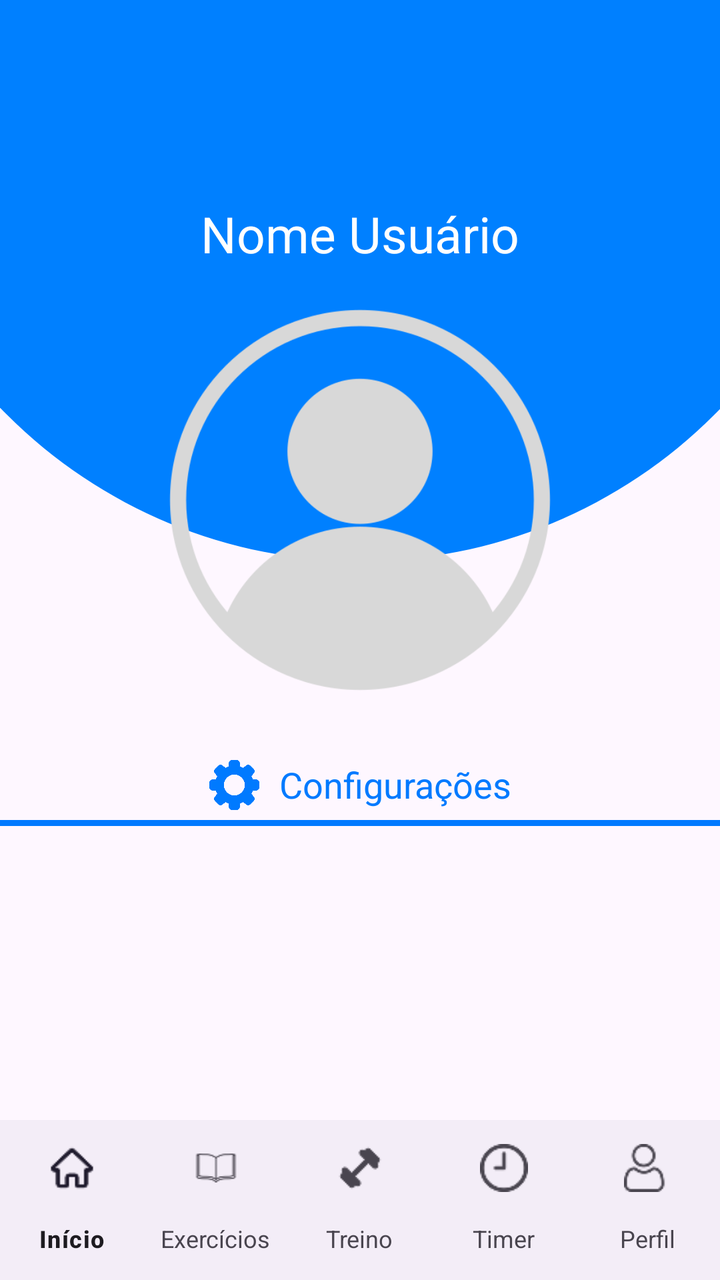
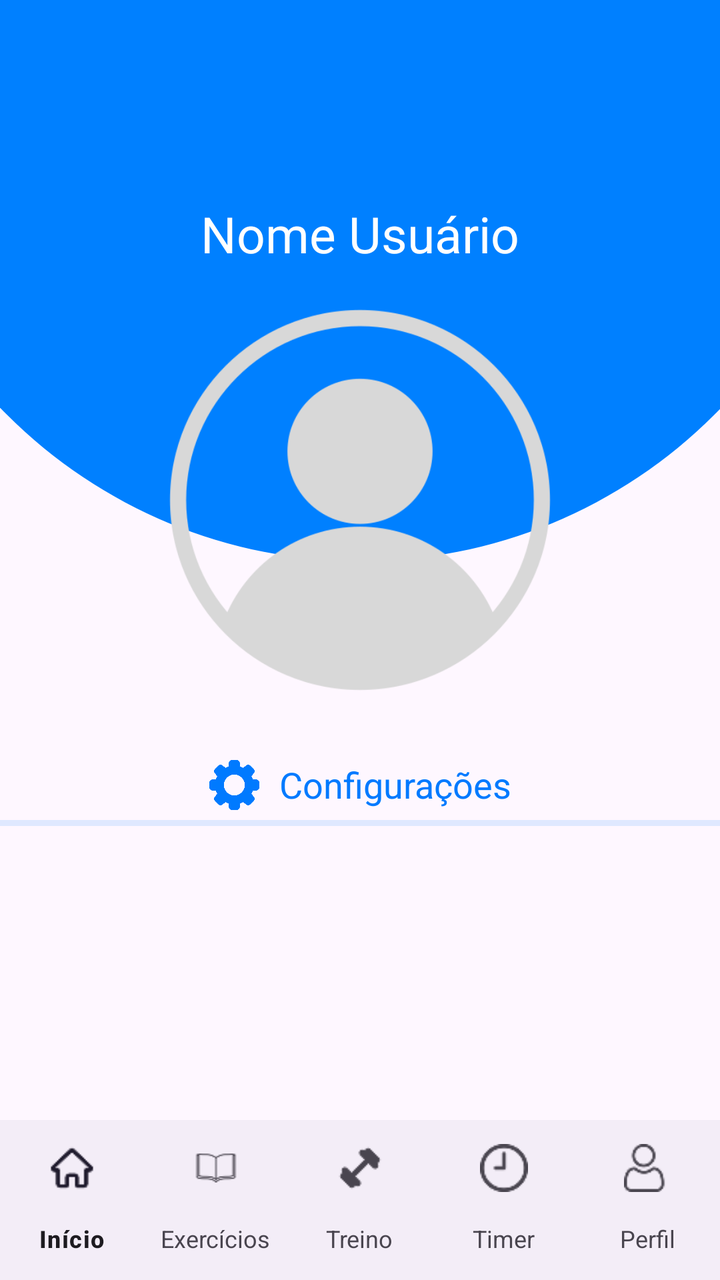

The first picture is an Android layout as it rendered before a commit; the second is the same layout after the commit. The layout source and the unified diff follow.
<!-- AndroidManifest.xml: application theme Theme.Projeto -->
<!-- res/layout/activity_perfil.xml -->
<?xml version="1.0" encoding="utf-8"?>
<androidx.constraintlayout.widget.ConstraintLayout xmlns:android="http://schemas.android.com/apk/res/android"
    xmlns:app="http://schemas.android.com/apk/res-auto"
    xmlns:tools="http://schemas.android.com/tools"
    android:layout_width="match_parent"
    android:layout_height="match_parent"
    tools:context=".PerfilActivity">


    <View
        android:layout_width="500dp"
        android:layout_height="500dp"
        android:background="@drawable/circle"
        app:layout_constraintEnd_toEndOf="parent"
        app:layout_constraintStart_toStartOf="parent"
        app:layout_constraintTop_toTopOf="parent"
        android:layout_marginTop="-220dp"
        />

    <ImageView
        android:layout_width="200dp"
        android:layout_height="200dp"
        android:src="@drawable/user"
        app:layout_constraintEnd_toEndOf="parent"
        app:layout_constraintStart_toStartOf="parent"
        app:layout_constraintTop_toTopOf="parent"
        android:layout_marginTop="150dp"/>

    <TextView
        android:id="@+id/perfil_nome_user"
        android:layout_width="wrap_content"
        android:layout_height="wrap_content"
        android:text="Nome Usuário"
        android:textSize="25dp"
        android:textColor="@color/cor_branca"
        app:layout_constraintEnd_toEndOf="parent"
        app:layout_constraintStart_toStartOf="parent"
        app:layout_constraintTop_toTopOf="parent"
        android:layout_marginTop="100dp"
        />


    <View
        android:layout_width="360dp"
        android:layout_height="3dp"
        android:backgroundTint="?android:attr/listDivider"
        app:layout_constraintTop_toTopOf="parent"
        app:layout_constraintStart_toStartOf="parent"
        app:layout_constraintEnd_toEndOf="parent"
        android:layout_marginTop="410dp"
        android:background="@color/cor_azul"/>

    <LinearLayout
        android:layout_width="wrap_content"
        android:layout_height="wrap_content"
        app:layout_constraintTop_toTopOf="parent"
        app:layout_constraintStart_toStartOf="parent"
        app:layout_constraintEnd_toEndOf="parent"
        android:layout_marginTop="380dp"
        android:orientation="horizontal"
        >
        <ImageView
            android:layout_width="25dp"
            android:layout_height="25dp"
            android:src="@drawable/config"/>
        <TextView
            android:layout_width="wrap_content"
            android:layout_height="wrap_content"
            android:text="Configurações"
            android:textSize="18sp"
            android:textColor="@color/cor_azul"
            android:layout_marginLeft="10dp"/>
    </LinearLayout>

    
    <com.google.android.material.bottomnavigation.BottomNavigationView
        app:labelVisibilityMode="labeled"
        android:id="@+id/bottom_navigation"
        android:layout_width="match_parent"
        android:layout_height="wrap_content"
        app:menu="@menu/main_menu"
        app:itemTextAppearanceInactive="@style/Theme.MenuTextStyle"
        app:layout_constraintBottom_toBottomOf="parent"
        app:layout_constraintEnd_toEndOf="parent"
        app:layout_constraintStart_toStartOf="parent"
        app:layout_constraintTop_toTopOf="parent"
        app:layout_constraintVertical_bias="1"
        />
</androidx.constraintlayout.widget.ConstraintLayout>
<!-- resources referenced by this layout -->
<resources>
  <color name="cor_azul">#007AFF</color>
  <color name="cor_branca">#FFFFFF</color>
  <!-- drawable circle (drawable) -->
  <?xml version="1.0" encoding="utf-8"?>
  <shape xmlns:android="http://schemas.android.com/apk/res/android" android:shape="rectangle">
      <solid android:color="#0080FF"/>
      <corners android:radius="250dp"/>
  </shape>
  <!-- drawable config: png bitmap (drawable, 16247 bytes) -->
  <!-- drawable user: png bitmap (drawable, 25037 bytes) -->
  <style name="Theme.MenuTextStyle" parent="MenuTextStyle" />
  <style name="Theme.Projeto" parent="Base.Theme.Projeto" />
  <style name="MenuTextStyle" parent="Theme.Material3.DayNight.NoActionBar">
          <item name="android:textSize">12sp</item>
          <item name="android:textColor">#FFFFFF</item>]
          <item name="android:layout_margin">5dp</item>
      </style>
  <style name="Base.Theme.Projeto" parent="Theme.Material3.DayNight.NoActionBar">
          
          
      </style>
</resources>

<!-- the commit's change to res/layout/activity_perfil.xml (unified diff, before → after) -->
@@ -43,12 +43,12 @@
     <View
         android:layout_width="360dp"
         android:layout_height="3dp"
-        android:backgroundTint="?android:attr/listDivider"
+        android:background="?android:attr/listDivider"
         app:layout_constraintTop_toTopOf="parent"
         app:layout_constraintStart_toStartOf="parent"
         app:layout_constraintEnd_toEndOf="parent"
         android:layout_marginTop="410dp"
-        android:background="@color/cor_azul"/>
+        android:backgroundTint="@color/cor_azul"/>
 
     <LinearLayout
         android:layout_width="wrap_content"
